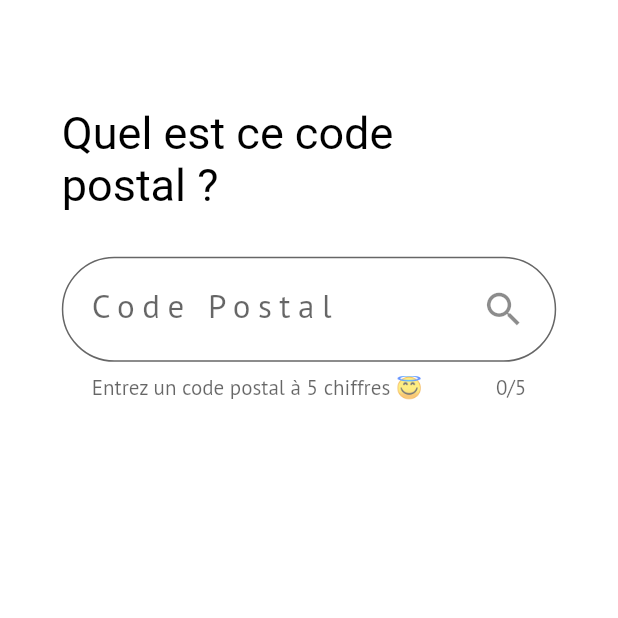
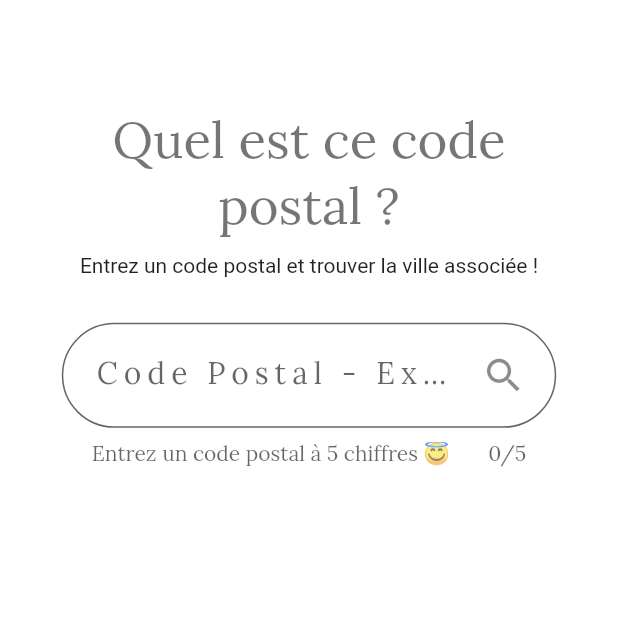
Before and after one commit to adrienarcuri/quel-est-ce-code-postal, a Flutter app: the screen it shows after launch, on a phone screen of 412 x 824 dp, the top half of it. Run offline on Flutter 3.47's test engine with Material 2 defaults, Android fonts, the phone set to English and light mode, and no system bars; our stand-ins replace google_fonts.

Commit message:
Change theme color and fonts

```diff
--- a/lib/screens/home.dart
+++ b/lib/screens/home.dart
@@ -1,5 +1,5 @@
 import 'package:flutter/material.dart';
-import 'package:quel_est_ce_code_postal/widgets/animated_title.dart';
+import 'package:quel_est_ce_code_postal/widgets/animated_screen.dart';
 
 import 'package:quel_est_ce_code_postal/widgets/search_field.dart';
 
@@ -10,21 +10,32 @@ class HomeScreen extends StatelessWidget {
   Widget build(BuildContext context) {
     return SafeArea(
       child: Scaffold(
-        body: Padding(
+        body: AnimatedScreen(
+          child: Padding(
             padding: EdgeInsets.symmetric(
                 horizontal: MediaQuery.of(context).size.width * 0.10,
                 vertical: MediaQuery.of(context).size.height * 0.05),
             child: ListView(
               children: [
                 Padding(
-                padding: const EdgeInsets.symmetric(vertical: 30.0),
-                child: AnimatedTitle(),
+                  padding: const EdgeInsets.only(top: 30.0),
+                  child: Text('Quel est ce code postal ?',
+                      textAlign: TextAlign.center,
+                      style: Theme.of(context).textTheme.headline4),
+                ),
+                Padding(
+                  padding: const EdgeInsets.only(bottom: 30.0, top: 10.0),
+                  child: Text(
+                    'Entrez un code postal et trouver la ville associée !',
+                    textAlign: TextAlign.center,
+                  ),
                 ),
                 SearchField(),
               ],
             ),
           ),
         ),
+      ),
     );
   }
 }
--- a/lib/theme.dart
+++ b/lib/theme.dart
@@ -3,8 +3,20 @@ import 'package:google_fonts/google_fonts.dart';
 
 ThemeData buildAppTheme(BuildContext context) {
   final ThemeData base = ThemeData.light();
+  final textTheme = Theme.of(context).textTheme;
+
   return base.copyWith(
-    textTheme: GoogleFonts.ptSansTextTheme(Theme.of(context).textTheme),
+    // textTheme
+    textTheme: GoogleFonts.loraTextTheme(textTheme).copyWith(
+      bodyText1: GoogleFonts.roboto(textStyle: textTheme.bodyText1),
+      bodyText2: GoogleFonts.roboto(textStyle: textTheme.bodyText2),
+      button: GoogleFonts.roboto(textStyle: textTheme.button),
+      caption: GoogleFonts.roboto(textStyle: textTheme.caption),
+      overline: GoogleFonts.roboto(textStyle: textTheme.overline),
+      //subtitle1: GoogleFonts.roboto(textStyle: textTheme.subtitle1),
+      subtitle2: GoogleFonts.roboto(textStyle: textTheme.subtitle2),
+    ),
+    // Colors
     accentColor: Colors.grey,
     primaryColor: Colors.black,
     iconTheme: base.iconTheme.copyWith(
--- /dev/null
+++ b/lib/widgets/animated_screen.dart
@@ -0,0 +1,37 @@
+import 'package:flutter/material.dart';
+
+class AnimatedScreen extends StatefulWidget {
+  final Widget child;
+  AnimatedScreen({this.child, Key key}) : super(key: key);
+
+  @override
+  _AnimatedScreenState createState() => _AnimatedScreenState();
+}
+
+class _AnimatedScreenState extends State<AnimatedScreen>
+    with TickerProviderStateMixin {
+  AnimationController _controller;
+  Animation _animation;
+  @override
+  void initState() {
+    super.initState();
+    Future.delayed(Duration(milliseconds: 1000))
+        .then((value) => setState(() {}));
+    _controller =
+        AnimationController(vsync: this, duration: Duration(seconds: 1));
+
+    _animation = Tween<double>(begin: 0.0, end: 1.0).animate(_controller);
+    _controller.forward();
+  }
+
+  @override
+  Widget build(BuildContext context) {
+    return Container(
+      alignment: Alignment.center,
+      child: FadeTransition(
+        opacity: _animation,
+        child: widget.child,
+      ),
+    );
+  }
+}
--- a/lib/widgets/animated_title.dart
+++ /dev/null
@@ -1,35 +0,0 @@
-import 'package:flutter/material.dart';
-
-class AnimatedTitle extends StatefulWidget {
-  AnimatedTitle({Key key}) : super(key: key);
-
-  @override
-  _AnimatedTitleState createState() => _AnimatedTitleState();
-}
-
-class _AnimatedTitleState extends State<AnimatedTitle> {
-  Color _color = Colors.white;
-  double _fontSize = 20.0;
-
-  @override
-  void initState() {
-    super.initState();
-    Future.delayed(Duration(milliseconds: 1000)).then((value) => setState(() {
-          _color = Colors.black;
-          _fontSize = 30.0;
-        }));
-  }
-
-  @override
-  Widget build(BuildContext context) {
-    return Container(
-      alignment: Alignment.center,
-      child: AnimatedDefaultTextStyle(
-        duration: Duration(seconds: 4),
-        curve: Curves.linear,
-        child: Text('Quel est ce code postal ?'),
-        style: TextStyle(color: _color, fontSize: _fontSize),
-      ),
-    );
-  }
-}
--- a/lib/widgets/city_item.dart
+++ b/lib/widgets/city_item.dart
@@ -29,10 +29,8 @@ class CityItem extends StatelessWidget {
             icon: Icon(Icons.map_outlined),
             onPressed: () => _launchURL(cityName),
           ),
-          title: Text('$cityName',
-              style: TextStyle(
-                  color: Theme.of(context).primaryColor,
-                  fontWeight: FontWeight.bold)),
+          title:
+              Text('$cityName', style: Theme.of(context).textTheme.bodyText1),
         ),
       ),
     );
--- a/lib/widgets/search_field.dart
+++ b/lib/widgets/search_field.dart
@@ -49,8 +49,8 @@ class _SearchFieldState extends State<SearchField> {
             maxLines: 1,
             style: TextStyle(
               //color: Colors.black,
-              fontSize: 22.0,
-              letterSpacing: 5.0,
+              fontSize: 20.0,
+              letterSpacing: 4.0,
             ),
             inputFormatters: [
               FilteringTextInputFormatter.digitsOnly,
@@ -58,7 +58,7 @@ class _SearchFieldState extends State<SearchField> {
             decoration: InputDecoration(
                 contentPadding:
                     EdgeInsets.symmetric(horizontal: 20.0, vertical: 5.0),
-                labelText: 'Code Postal',
+                labelText: 'Code Postal - Exemple: 34000',
                 labelStyle: TextStyle(height: 0.9),
                 suffixIcon: Padding(
                   padding: const EdgeInsets.all(20.0),
```
Also changed, not shown: pubspec.lock. Lines whose indentation alone changed are shown as unchanged.
